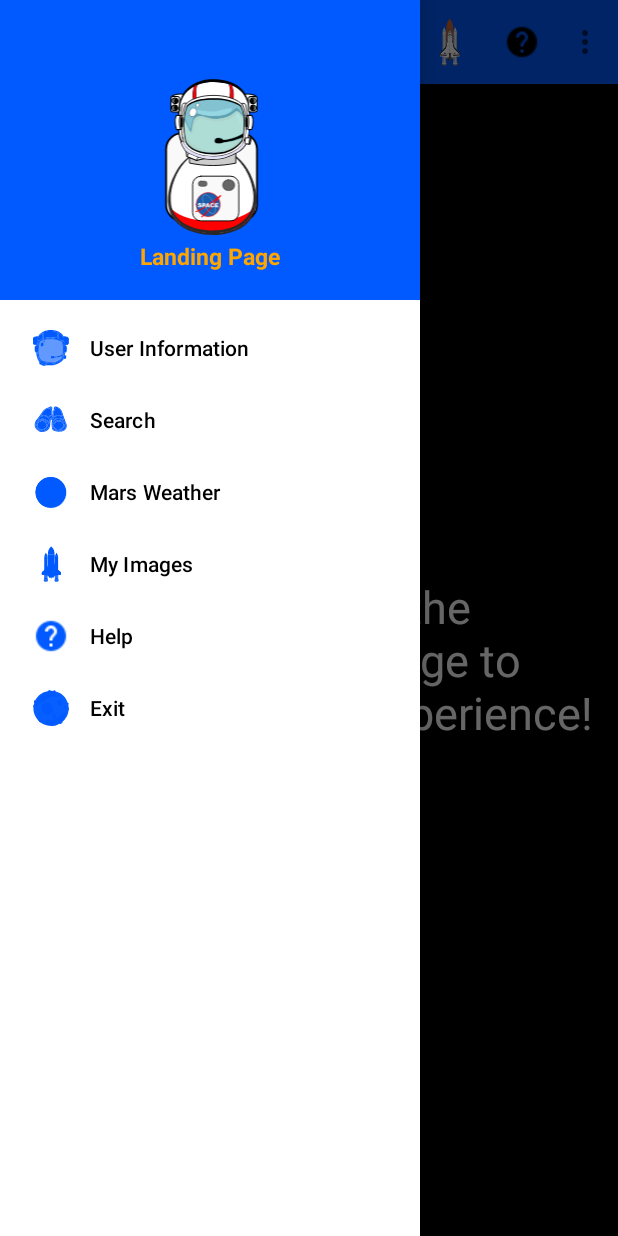
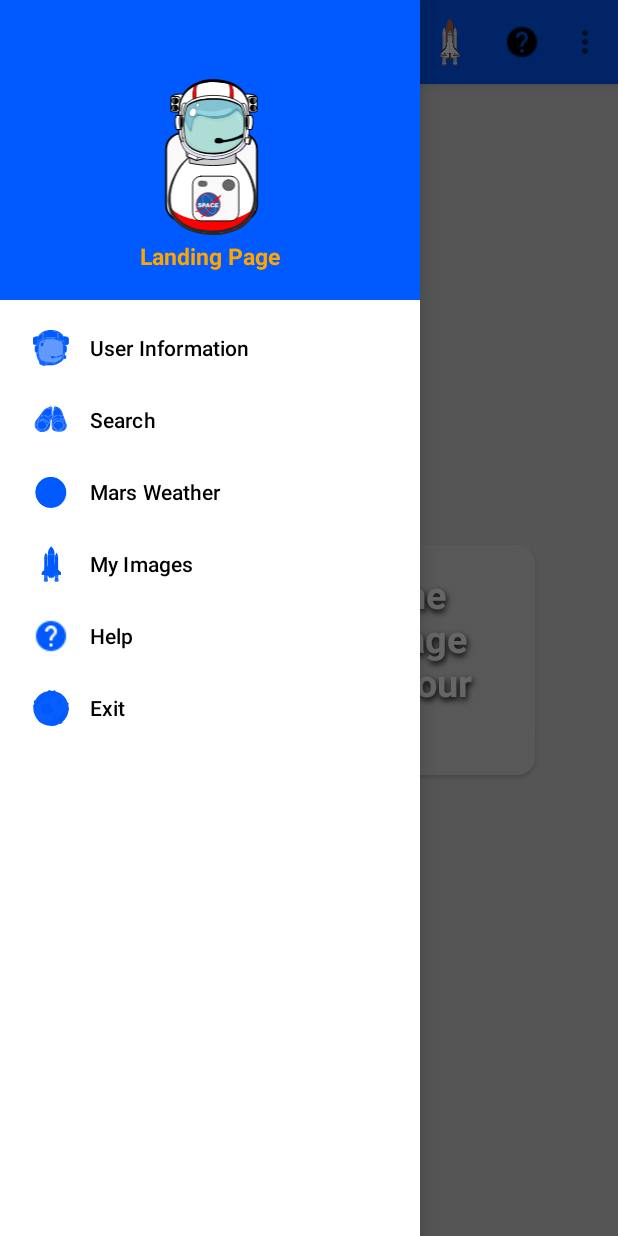
Before and after one commit to ETS-Android1/NASA_Android_App, an Android app: the screen it shows after launch (MainActivity), with the side drawer open, on a phone screen of 412 x 824 dp. Run offline under Robolectric (Android 15) with nearby library versions, the phone set to English and light mode, and no system bars; 3 statements that could not run were skipped.

Commit message:
Splash Screen Integrated- MainActivity layout update with CardView and Blur

```diff
--- a/app/src/main/AndroidManifest.xml
+++ b/app/src/main/AndroidManifest.xml
@@ -43,7 +43,11 @@
             android:exported="false" />
         <activity
             android:name=".MainActivity"
-            android:exported="true">
+            android:exported="false" />
+        <activity
+            android:name=".SplashScreen"
+            android:exported="true"
+            android:theme="@style/SplashScreen">
             <intent-filter>
                 <action android:name="android.intent.action.MAIN" />
 
--- /dev/null
+++ b/app/src/main/java/com/example/finalproject/SplashScreen.java
@@ -0,0 +1,22 @@
+package com.example.finalproject;
+
+import android.content.Intent;
+import android.os.Bundle;
+import android.os.Handler;
+
+import androidx.appcompat.app.AppCompatActivity;
+
+public class SplashScreen extends AppCompatActivity {
+    @Override
+    protected void onCreate(Bundle savedInstanceState) {
+        super.onCreate(savedInstanceState);
+
+        new Handler().postDelayed(new Runnable() {
+            @Override
+            public void run() {
+                startActivity(new Intent(SplashScreen.this, MainActivity.class));
+                finish();
+            }
+        }, 2000);
+    }
+}
--- a/app/src/main/res/values/themes.xml
+++ b/app/src/main/res/values/themes.xml
@@ -11,6 +11,11 @@
         <item name="colorOnSecondary">@color/black</item>
         <!-- Status bar color. -->
         <item name="android:statusBarColor" tools:targetApi="l">?attr/colorPrimaryVariant</item>
+    </style>
         <!-- Customize your theme here. -->
+<!--SplashScreen-->
+        <style name="SplashScreen" parent="Theme.MaterialComponents.DayNight.NoActionBar">
+            <item name="android:windowBackground">@drawable/nasa_splash</item>
+            <item name="android:statusBarColor" tools:targetApi="l">?attr/colorPrimaryVariant</item>
     </style>
 </resources>
```
Also changed, not shown: app/src/main/res/layout/activity_main.xml (+49 -1 lines), 2 other files.
